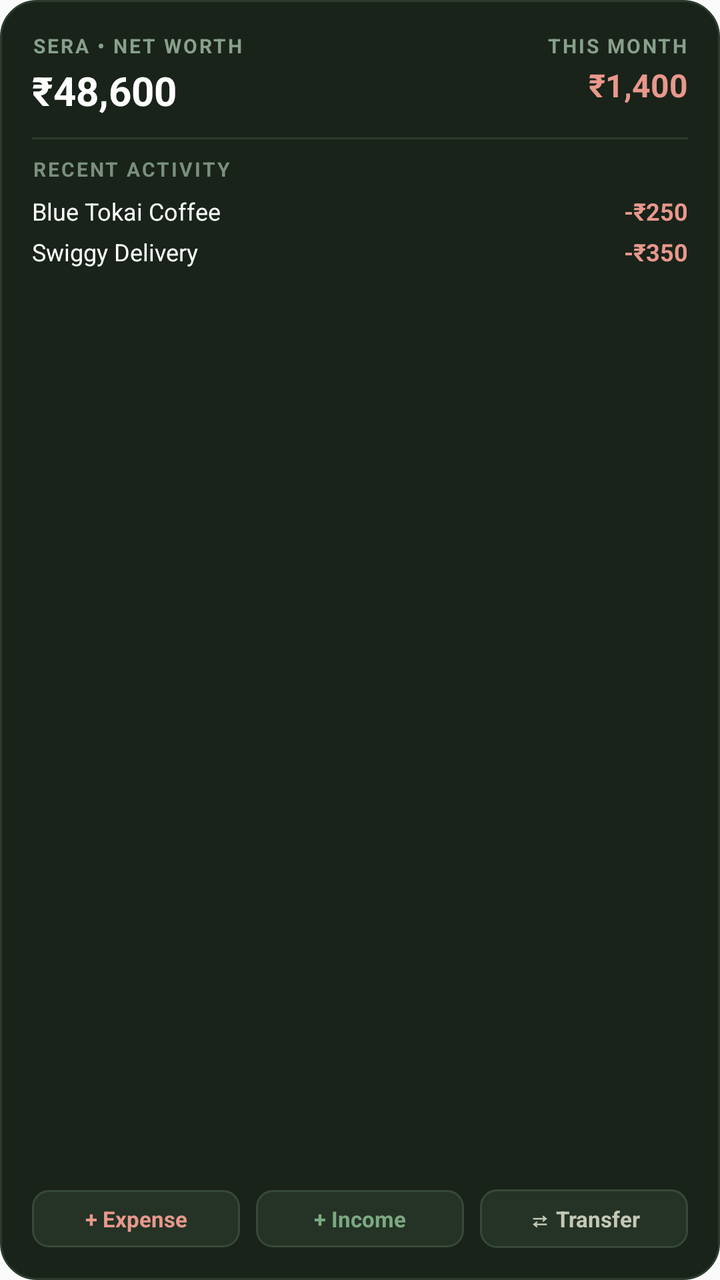
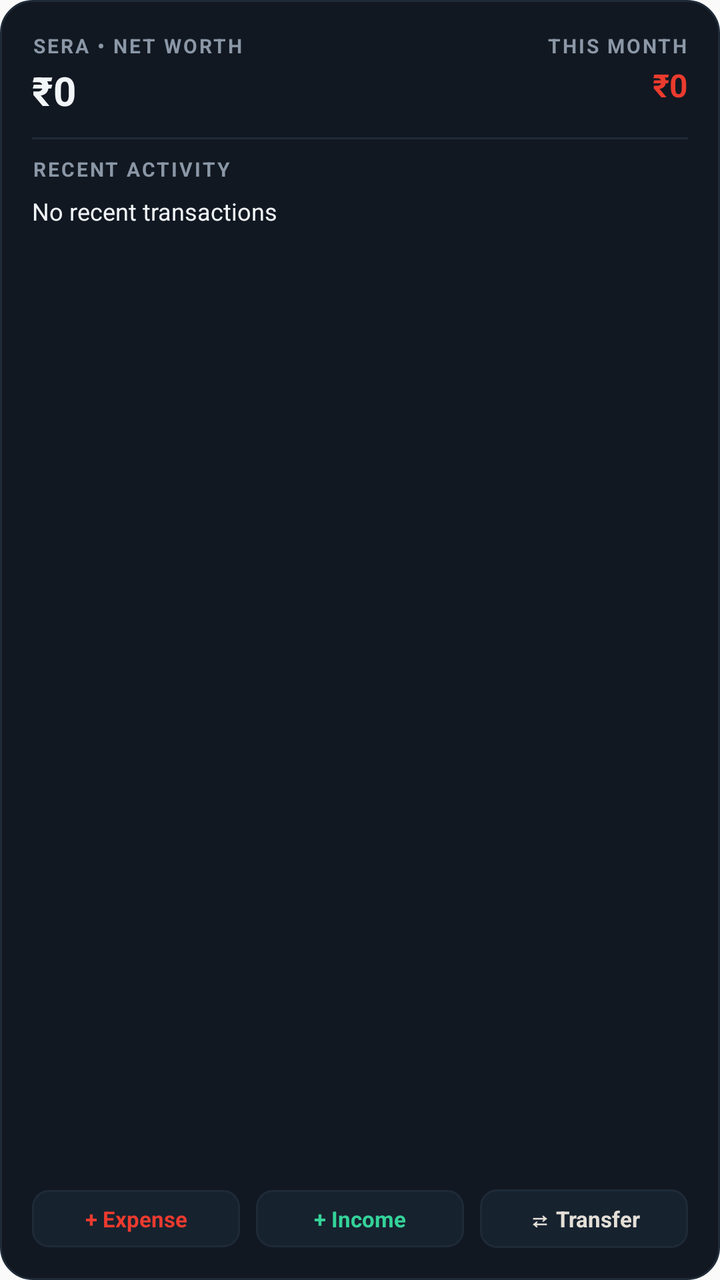

An Android layout rendered at two revisions. The XML below is the earlier revision; the diff shows what the commit changed to produce the second picture.
<!-- AndroidManifest.xml: application theme AppTheme -->
<!-- res/layout/sera_widget_dashboard.xml -->
<?xml version="1.0" encoding="utf-8"?>
<LinearLayout xmlns:android="http://schemas.android.com/apk/res/android"
    android:id="@+id/widget_dashboard_root"
    android:layout_width="match_parent"
    android:layout_height="match_parent"
    android:background="@drawable/widget_card_bg"
    android:orientation="vertical"
    android:padding="16dp">

    
    <LinearLayout
        android:layout_width="match_parent"
        android:layout_height="wrap_content"
        android:orientation="horizontal">

        <LinearLayout
            android:layout_width="0dp"
            android:layout_height="wrap_content"
            android:layout_weight="1"
            android:orientation="vertical">

            <TextView
                android:layout_width="wrap_content"
                android:layout_height="wrap_content"
                android:ellipsize="end"
                android:letterSpacing="0.1"
                android:maxLines="1"
                android:text="SERA • NET WORTH"
                android:textColor="#88A08B"
                android:textSize="10sp"
                android:textStyle="bold" />

            <TextView
                android:id="@+id/widget_dash_net_worth"
                android:layout_width="wrap_content"
                android:layout_height="wrap_content"
                android:layout_marginTop="2dp"
                android:text="₹48,600"
                android:textColor="#FFFFFF"
                android:textSize="20sp"
                android:textStyle="bold" />
        </LinearLayout>

        <LinearLayout
            android:layout_width="wrap_content"
            android:layout_height="wrap_content"
            android:gravity="end"
            android:orientation="vertical">

            <TextView
                android:layout_width="wrap_content"
                android:layout_height="wrap_content"
                android:ellipsize="end"
                android:letterSpacing="0.1"
                android:maxLines="1"
                android:text="THIS MONTH"
                android:textColor="#88A08B"
                android:textSize="10sp"
                android:textStyle="bold" />

            <TextView
                android:id="@+id/widget_dash_spent"
                android:layout_width="wrap_content"
                android:layout_height="wrap_content"
                android:layout_marginTop="2dp"
                android:text="₹1,400"
                android:textColor="#E8988C"
                android:textSize="16sp"
                android:textStyle="bold" />
        </LinearLayout>
    </LinearLayout>

    <FrameLayout
        android:layout_width="match_parent"
        android:layout_height="1dp"
        android:layout_marginTop="10dp"
        android:layout_marginBottom="8dp"
        android:background="#2C3B2E" />

    
    <TextView
        android:layout_width="wrap_content"
        android:layout_height="wrap_content"
        android:ellipsize="end"
        android:letterSpacing="0.1"
        android:maxLines="1"
        android:text="RECENT ACTIVITY"
        android:textColor="#7A8F7D"
        android:textSize="10sp"
        android:textStyle="bold" />

    <LinearLayout
        android:layout_width="match_parent"
        android:layout_height="wrap_content"
        android:layout_marginTop="6dp"
        android:orientation="horizontal">

        <TextView
            android:id="@+id/widget_dash_tx_name_1"
            android:layout_width="0dp"
            android:layout_height="wrap_content"
            android:layout_weight="1"
            android:ellipsize="end"
            android:maxLines="1"
            android:text="Blue Tokai Coffee"
            android:textColor="#FFFFFF"
            android:textSize="12sp" />

        <TextView
            android:id="@+id/widget_dash_tx_amt_1"
            android:layout_width="wrap_content"
            android:layout_height="wrap_content"
            android:maxLines="1"
            android:text="-₹250"
            android:textColor="#E8988C"
            android:textSize="12sp"
            android:textStyle="bold" />
    </LinearLayout>

    <LinearLayout
        android:layout_width="match_parent"
        android:layout_height="wrap_content"
        android:layout_marginTop="4dp"
        android:orientation="horizontal">

        <TextView
            android:id="@+id/widget_dash_tx_name_2"
            android:layout_width="0dp"
            android:layout_height="wrap_content"
            android:layout_weight="1"
            android:ellipsize="end"
            android:maxLines="1"
            android:text="Swiggy Delivery"
            android:textColor="#FFFFFF"
            android:textSize="12sp" />

        <TextView
            android:id="@+id/widget_dash_tx_amt_2"
            android:layout_width="wrap_content"
            android:layout_height="wrap_content"
            android:maxLines="1"
            android:text="-₹350"
            android:textColor="#E8988C"
            android:textSize="12sp"
            android:textStyle="bold" />
    </LinearLayout>

    
    <FrameLayout
        android:layout_width="match_parent"
        android:layout_height="0dp"
        android:layout_weight="1" />

    
    <LinearLayout
        android:layout_width="match_parent"
        android:layout_height="wrap_content"
        android:layout_marginTop="10dp"
        android:orientation="horizontal">

        <TextView
            android:id="@+id/btn_dash_expense"
            android:layout_width="0dp"
            android:layout_height="wrap_content"
            android:layout_weight="1"
            android:background="@drawable/widget_button_bg"
            android:gravity="center"
            android:maxLines="1"
            android:paddingTop="7dp"
            android:paddingBottom="7dp"
            android:text="+ Expense"
            android:textColor="#E8988C"
            android:textSize="11sp"
            android:textStyle="bold" />

        <TextView
            android:id="@+id/btn_dash_income"
            android:layout_width="0dp"
            android:layout_height="wrap_content"
            android:layout_marginStart="8dp"
            android:layout_weight="1"
            android:background="@drawable/widget_button_bg"
            android:gravity="center"
            android:maxLines="1"
            android:paddingTop="7dp"
            android:paddingBottom="7dp"
            android:text="+ Income"
            android:textColor="#7CA982"
            android:textSize="11sp"
            android:textStyle="bold" />

        <TextView
            android:id="@+id/btn_dash_transfer"
            android:layout_width="0dp"
            android:layout_height="wrap_content"
            android:layout_marginStart="8dp"
            android:layout_weight="1"
            android:background="@drawable/widget_button_bg"
            android:gravity="center"
            android:maxLines="1"
            android:paddingTop="7dp"
            android:paddingBottom="7dp"
            android:text="⇄ Transfer"
            android:textColor="#C5C8B5"
            android:textSize="11sp"
            android:textStyle="bold" />
    </LinearLayout>
</LinearLayout>
<!-- resources referenced by this layout -->
<resources>
  <!-- drawable widget_button_bg (drawable) -->
  <?xml version="1.0" encoding="utf-8"?>
  <shape xmlns:android="http://schemas.android.com/apk/res/android"
      android:shape="rectangle">
      <solid android:color="#243326" />
      <corners android:radius="8dp" />
      <stroke
          android:width="1dp"
          android:color="#364938" />
  </shape>
  <!-- drawable widget_card_bg (drawable) -->
  <?xml version="1.0" encoding="utf-8"?>
  <shape xmlns:android="http://schemas.android.com/apk/res/android"
      android:shape="rectangle">
      <solid android:color="#19231A" />
      <corners android:radius="18dp" />
      <stroke
          android:width="1dp"
          android:color="#2C3B2E" />
  </shape>
  <style name="AppTheme" parent="Theme.AppCompat.DayNight.NoActionBar">
          
          <item name="android:editTextBackground">@drawable/rn_edit_text_material</item>
      </style>
  <!-- drawable rn_edit_text_material (drawable) -->
  <?xml version="1.0" encoding="utf-8"?>
  <inset xmlns:android="http://schemas.android.com/apk/res/android"
         android:insetLeft="@dimen/abc_edit_text_inset_horizontal_material"
         android:insetRight="@dimen/abc_edit_text_inset_horizontal_material"
         android:insetTop="@dimen/abc_edit_text_inset_top_material"
         android:insetBottom="@dimen/abc_edit_text_inset_bottom_material"
         >
  
      <selector>
          
          <item android:state_enabled="false" android:drawable="@drawable/abc_textfield_default_mtrl_alpha"/>
          <item android:drawable="@drawable/abc_textfield_activated_mtrl_alpha"/>
      </selector>
  
  </inset>
</resources>

<!-- the commit's change to res/layout/sera_widget_dashboard.xml (unified diff, before → after) -->
@@ -26,7 +26,7 @@
                 android:letterSpacing="0.1"
                 android:maxLines="1"
                 android:text="SERA • NET WORTH"
-                android:textColor="#88A08B"
+                android:textColor="#8B97A6"
                 android:textSize="10sp"
                 android:textStyle="bold" />
 
@@ -35,8 +35,8 @@
                 android:layout_width="wrap_content"
                 android:layout_height="wrap_content"
                 android:layout_marginTop="2dp"
-                android:text="₹48,600"
-                android:textColor="#FFFFFF"
+                android:text="₹0"
+                android:textColor="#F2F5F8"
                 android:textSize="20sp"
                 android:textStyle="bold" />
         </LinearLayout>
@@ -54,7 +54,7 @@
                 android:letterSpacing="0.1"
                 android:maxLines="1"
                 android:text="THIS MONTH"
-                android:textColor="#88A08B"
+                android:textColor="#8B97A6"
                 android:textSize="10sp"
                 android:textStyle="bold" />
 
@@ -63,8 +63,8 @@
                 android:layout_width="wrap_content"
                 android:layout_height="wrap_content"
                 android:layout_marginTop="2dp"
-                android:text="₹1,400"
-                android:textColor="#E8988C"
+                android:text="₹0"
+                android:textColor="#EB3B2E"
                 android:textSize="16sp"
                 android:textStyle="bold" />
         </LinearLayout>
@@ -75,7 +75,7 @@
         android:layout_height="1dp"
         android:layout_marginTop="10dp"
         android:layout_marginBottom="8dp"
-        android:background="#2C3B2E" />
+        android:background="#1F2A38" />
 
     
     <TextView
@@ -85,7 +85,7 @@
         android:letterSpacing="0.1"
         android:maxLines="1"
         android:text="RECENT ACTIVITY"
-        android:textColor="#7A8F7D"
+        android:textColor="#8B97A6"
         android:textSize="10sp"
         android:textStyle="bold" />
 
@@ -102,8 +102,8 @@
             android:layout_weight="1"
             android:ellipsize="end"
             android:maxLines="1"
-            android:text="Blue Tokai Coffee"
-            android:textColor="#FFFFFF"
+            android:text="No recent transactions"
+            android:textColor="#F2F5F8"
             android:textSize="12sp" />
 
         <TextView
@@ -111,8 +111,8 @@
             android:layout_width="wrap_content"
             android:layout_height="wrap_content"
             android:maxLines="1"
-            android:text="-₹250"
-            android:textColor="#E8988C"
+            android:text=""
+            android:textColor="#EB3B2E"
             android:textSize="12sp"
             android:textStyle="bold" />
     </LinearLayout>
@@ -130,8 +130,8 @@
             android:layout_weight="1"
             android:ellipsize="end"
             android:maxLines="1"
-            android:text="Swiggy Delivery"
-            android:textColor="#FFFFFF"
+            android:text=""
+            android:textColor="#F2F5F8"
             android:textSize="12sp" />
 
         <TextView
@@ -139,8 +139,8 @@
             android:layout_width="wrap_content"
             android:layout_height="wrap_content"
             android:maxLines="1"
-            android:text="-₹350"
-            android:textColor="#E8988C"
+            android:text=""
+            android:textColor="#EB3B2E"
             android:textSize="12sp"
             android:textStyle="bold" />
     </LinearLayout>
@@ -169,7 +169,7 @@
             android:paddingTop="7dp"
             android:paddingBottom="7dp"
             android:text="+ Expense"
-            android:textColor="#E8988C"
+            android:textColor="#EB3B2E"
             android:textSize="11sp"
             android:textStyle="bold" />
 
@@ -185,7 +185,7 @@
             android:paddingTop="7dp"
             android:paddingBottom="7dp"
             android:text="+ Income"
-            android:textColor="#7CA982"
+            android:textColor="#34D399"
             android:textSize="11sp"
             android:textStyle="bold" />
 
@@ -201,7 +201,7 @@
             android:paddingTop="7dp"
             android:paddingBottom="7dp"
             android:text="⇄ Transfer"
-            android:textColor="#C5C8B5"
+            android:textColor="#E4DFD7"
             android:textSize="11sp"
             android:textStyle="bold" />
     </LinearLayout>
<!-- resource entries referenced after the edit -->
@@ -4,21 +4,21 @@
   <?xml version="1.0" encoding="utf-8"?>
   <shape xmlns:android="http://schemas.android.com/apk/res/android"
       android:shape="rectangle">
-      <solid android:color="#243326" />
+      <solid android:color="#17222F" />
       <corners android:radius="8dp" />
       <stroke
           android:width="1dp"
-          android:color="#364938" />
+          android:color="#1F2A38" />
   </shape>
   <!-- drawable widget_card_bg (drawable) -->
   <?xml version="1.0" encoding="utf-8"?>
   <shape xmlns:android="http://schemas.android.com/apk/res/android"
       android:shape="rectangle">
-      <solid android:color="#19231A" />
-      <corners android:radius="18dp" />
+      <solid android:color="#111822" />
+      <corners android:radius="16dp" />
       <stroke
           android:width="1dp"
-          android:color="#2C3B2E" />
+          android:color="#1F2A38" />
   </shape>
   <style name="AppTheme" parent="Theme.AppCompat.DayNight.NoActionBar">
           
